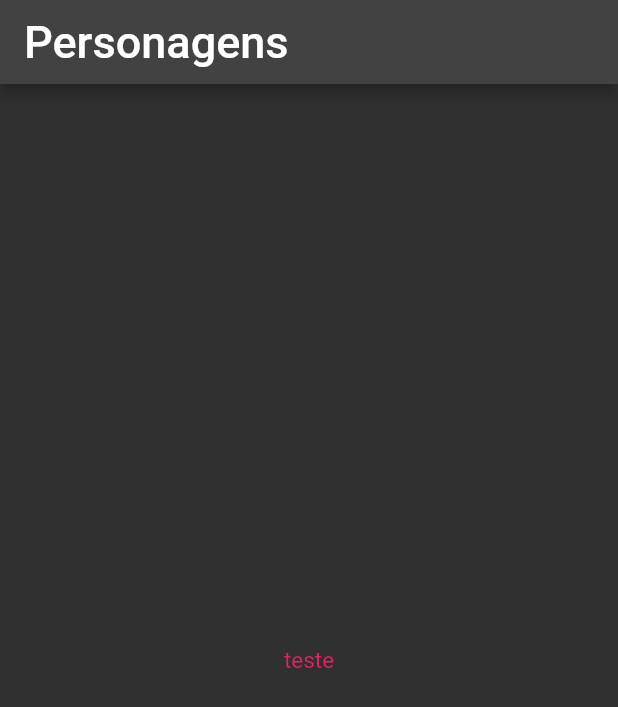
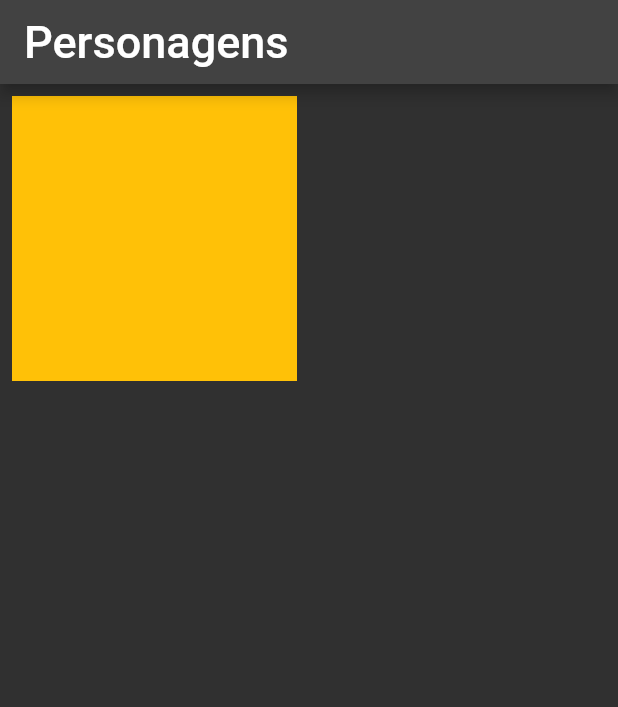
Before and after one commit to mayque731/overlord, a Flutter app: the screen it shows after launch, on a phone screen of 412 x 824 dp. Shown: the top 707 px of the screen. Run offline on Flutter 3.47's test engine with Material 2 defaults, Android fonts, the phone set to English and light mode, and no system bars; Roboto replaces fonts that are missing (Arial).

Commit message:
rotas ja funcionando

```diff
--- a/lib/main.dart
+++ b/lib/main.dart
@@ -1,5 +1,7 @@
 import 'package:flutter/material.dart';
 import 'src/home.dart';
+import 'src/Ainz/conteudo.dart';
+import 'src/Ainz/galeria.dart';
 
 void main() {
   runApp(const MyApp());
@@ -12,7 +14,8 @@ class MyApp extends StatelessWidget {
   Widget build(BuildContext context) {
     return MaterialApp(routes: {
       '/home': (context) => const Home(),
-      '/overlord': (context) => MyApp()
+      '/galeria': (context) => Galeria(),
+      '/conteudo': (context) => Conteudo(),
     }, initialRoute: '/home');
   }
 }
--- a/lib/src/Ainz/galeria.dart
+++ b/lib/src/Ainz/galeria.dart
@@ -29,8 +29,9 @@ class Galeria extends StatelessWidget {
           ),
         ),
         body: Center(
-            //gridview com as fotos dos personagens
-            ),
+          //gridview com as fotos dos personagens
+          child: Text("galeria"),
+        ),
       ),
     );
   }
--- a/lib/src/home.dart
+++ b/lib/src/home.dart
@@ -30,9 +30,18 @@ class Home extends StatelessWidget {
             ),
           ),
         ),
-        body: Center(
-          //gridview com os personagens
-          child: Text("teste"),
+        body: GridView.count(
+          crossAxisCount: 2,
+          children: [
+            TextButton(
+              onPressed: () {
+                Navigator.pushNamed(context, '/conteudo');
+              },
+              child: Container(
+                color: Colors.amber,
+              ),
+            ),
+          ],
         ),
       ),
     );
```
